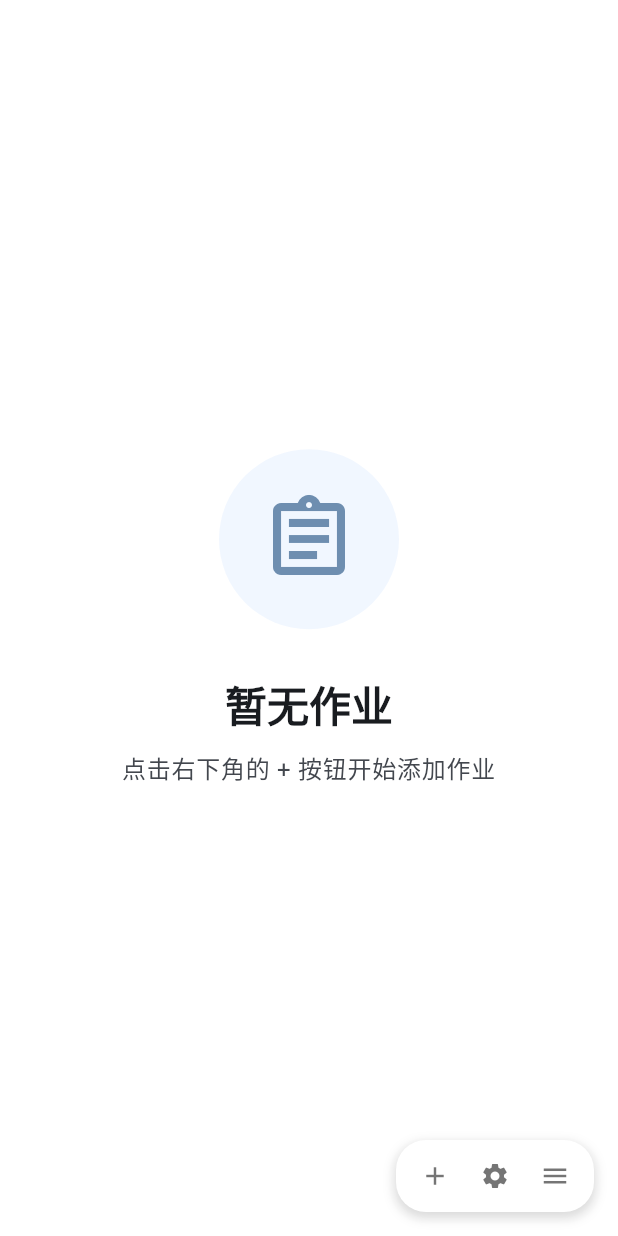
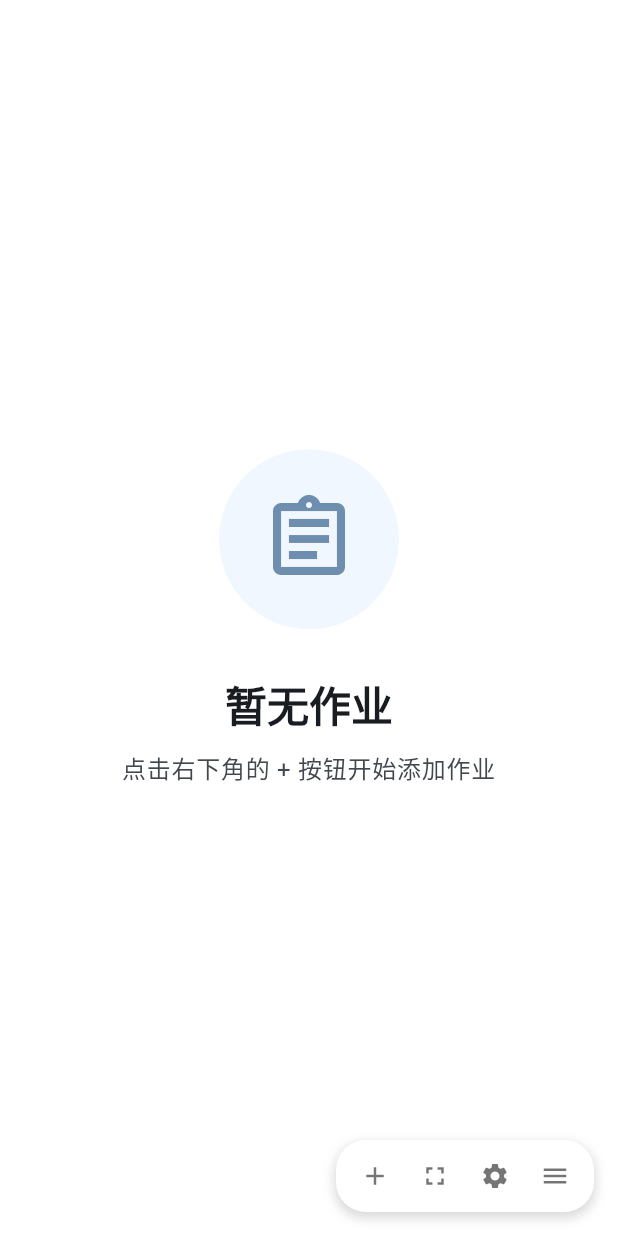
Before and after one commit to Xwei1645/finito_board, a Flutter app: the screen it shows after launch, on a phone screen of 412 x 824 dp. Run offline on Flutter 3.47's test engine with Material 3 defaults, Android fonts, the light colour scheme and no system bars; missing offline and left inert: flutter_quill, window_manager; Roboto replaces fonts that are missing (HarmonyOS Sans SC).

Commit message:
feat: 添加全屏模式及其他

```diff
--- a/lib/main.dart
+++ b/lib/main.dart
@@ -97,6 +97,9 @@ class _HomeworkBoardState extends State<HomeworkBoard> {
   // 快捷菜单显示状态
   bool _isQuickMenuVisible = false;
 
+  // 全屏状态
+  bool _isFullScreen = false;
+
   @override
   void initState() {
     super.initState();
@@ -124,6 +127,10 @@ class _HomeworkBoardState extends State<HomeworkBoard> {
   }
 
   void _showCustomSnackBar(String message) {
+    // 先清除当前显示的SnackBar，实现覆盖效果
+    ScaffoldMessenger.of(context).clearSnackBars();
+
+    // 显示新的SnackBar
     ScaffoldMessenger.of(context).showSnackBar(
       SnackBar(
         content: Text(message),
@@ -138,6 +145,20 @@ class _HomeworkBoardState extends State<HomeworkBoard> {
         ),
       ),
     );
+  }
+
+  void _toggleFullScreen() async {
+    setState(() {
+      _isFullScreen = !_isFullScreen;
+    });
+
+    if (_isFullScreen) {
+      await windowManager.setFullScreen(true);
+      _showCustomSnackBar('已进入全屏模式');
+    } else {
+      await windowManager.setFullScreen(false);
+      _showCustomSnackBar('已退出全屏模式');
+    }
   }
 
   void _onEditHomework(String homeworkId) {
@@ -292,8 +313,12 @@ class _HomeworkBoardState extends State<HomeworkBoard> {
             width: double.infinity,
             height: double.infinity,
             decoration: BoxDecoration(
-              color: Colors.white.withValues(alpha: 0.92),
-              borderRadius: BorderRadius.circular(12),
+              color: _isFullScreen
+                  ? Colors.white
+                  : Colors.white.withValues(alpha: 0.92),
+              borderRadius: _isFullScreen
+                  ? BorderRadius.zero
+                  : BorderRadius.circular(12),
             ),
             child: hasHomework
                 ? Theme(
@@ -383,6 +408,12 @@ class _HomeworkBoardState extends State<HomeworkBoard> {
             icon: Icons.add,
             onPressed: () => _showHomeworkEditor(),
             tooltip: '新建',
+          ),
+          const SizedBox(width: 4),
+          _buildToolbarButton(
+            icon: _isFullScreen ? Icons.fullscreen_exit : Icons.fullscreen,
+            onPressed: _toggleFullScreen,
+            tooltip: _isFullScreen ? '退出全屏' : '全屏',
           ),
           const SizedBox(width: 4),
           _buildToolbarButton(
```
